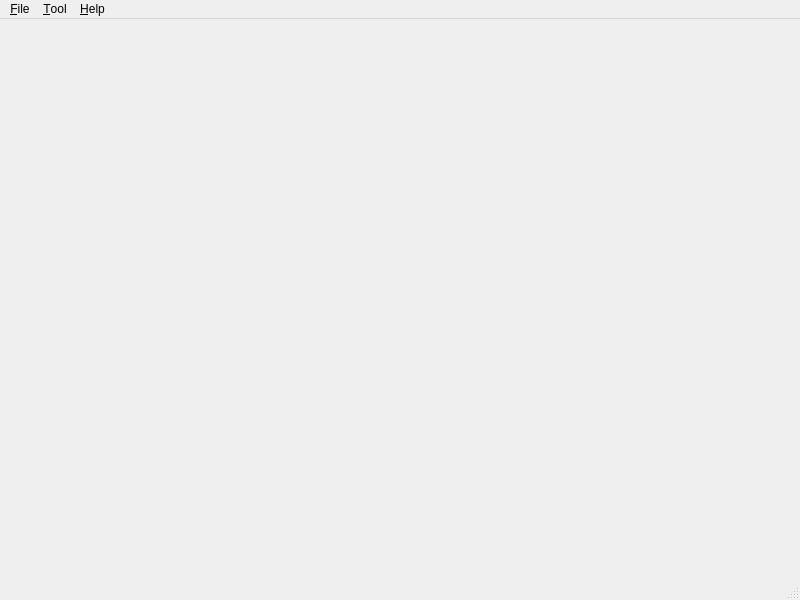
This is funcatching/mapeditor.ui in rightlorg/funcatching as Qt 5 draws it before an edit. The edited form follows.
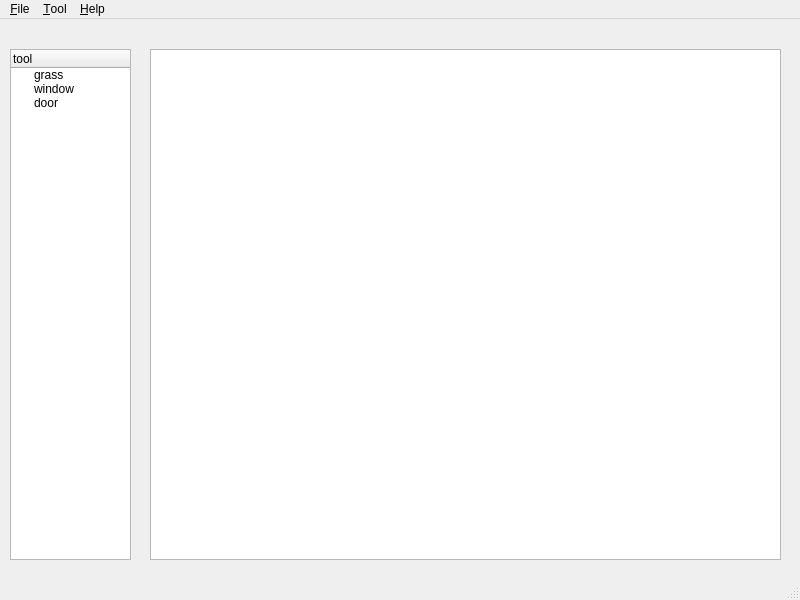
This is the edited form.

The edit to the form file:
```diff
--- a/funcatching/mapeditor.ui
+++ b/funcatching/mapeditor.ui
@@ -13,7 +13,60 @@
   <property name="windowTitle">
    <string>MainWindow</string>
   </property>
-  <widget class="QWidget" name="centralwidget"/>
+  <widget class="QWidget" name="centralwidget">
+   <widget class="QTreeWidget" name="treeWidget">
+    <property name="geometry">
+     <rect>
+      <x>10</x>
+      <y>30</y>
+      <width>121</width>
+      <height>511</height>
+     </rect>
+    </property>
+    <property name="expandsOnDoubleClick">
+     <bool>false</bool>
+    </property>
+    <property name="columnCount">
+     <number>1</number>
+    </property>
+    <column>
+     <property name="text">
+      <string>tool</string>
+     </property>
+    </column>
+    <item>
+     <property name="text">
+      <string>grass</string>
+     </property>
+    </item>
+    <item>
+     <property name="text">
+      <string>window</string>
+     </property>
+    </item>
+    <item>
+     <property name="text">
+      <string>door</string>
+     </property>
+    </item>
+   </widget>
+   <widget class="QTableWidget" name="tableWidget">
+    <property name="geometry">
+     <rect>
+      <x>150</x>
+      <y>30</y>
+      <width>631</width>
+      <height>511</height>
+     </rect>
+    </property>
+    <attribute name="horizontalHeaderDefaultSectionSize">
+     <number>60</number>
+    </attribute>
+    <attribute name="horizontalHeaderMinimumSectionSize">
+     <number>60</number>
+    </attribute>
+   </widget>
+  </widget>
   <widget class="QStatusBar" name="statusbar"/>
   <widget class="QMenuBar" name="menuBar">
    <property name="geometry">
```
